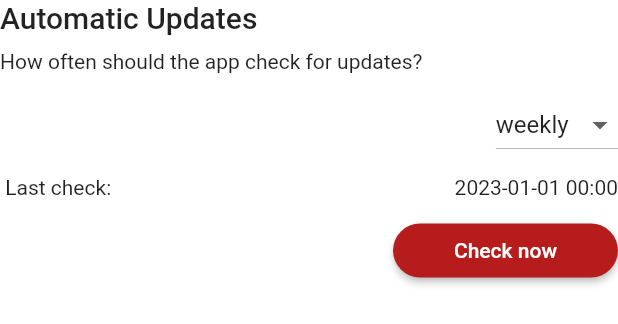
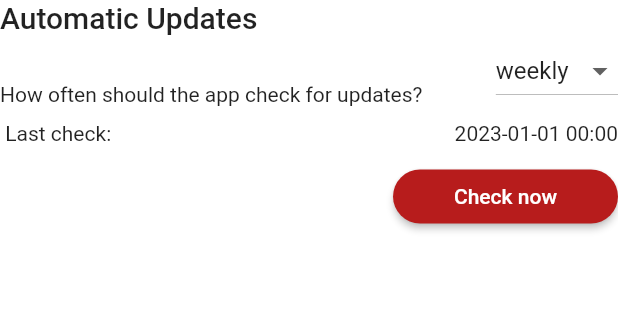
Before and after one commit to 4training/app4training, a Flutter app: the UpdateSettings widget shown alone on an empty page, opened directly, on a phone screen of 412 x 824 dp. Shown: the top 324 px of the screen. Run offline on Flutter 3.47's test engine with Material 2 defaults, Android fonts, the phone set to English and light mode, and no system bars; our stand-ins replace file, flutter_html, flutter_riverpod, shared_preferences; missing offline and left inert: download_assets, flutter_html_table; accounts and stored records are empty; generated files the repository leaves out were written again; network calls fail.

Commit message:
Make list of languages scrollable
Limit the size of the languages list and make it scrollable so that
the other settings are directly visible.

```diff
--- a/lib/routes/settings_page.dart
+++ b/lib/routes/settings_page.dart
@@ -20,8 +20,7 @@ class SettingsPage extends StatelessWidget {
       appBar: AppBar(title: Text(context.l10n.title)),
       body: Padding(
         padding: const EdgeInsets.all(16),
-        child: SingleChildScrollView(
-            child: Column(children: [
+        child: Column(children: [
           // Set app language
           Row(
             mainAxisAlignment: MainAxisAlignment.spaceBetween,
@@ -32,11 +31,11 @@ class SettingsPage extends StatelessWidget {
             ],
           ),
           const SizedBox(height: 10),
-          const LanguageSettings(),
+          const Expanded(child: LanguageSettings()),
           const UpdateSettings()
           // const SizedBox(height: 10),
           // const DesignSettings()
-        ])),
+        ]),
       ),
     );
   }
@@ -68,7 +67,7 @@ class LanguageSettings extends ConsumerWidget {
         style: Theme.of(context).textTheme.bodyMedium,
       ),
       const SizedBox(height: 10),
-      const LanguagesTable(),
+      const Expanded(child: SingleChildScrollView(child: LanguagesTable())),
       Text(
         "${context.l10n.diskUsage}: $sizeInKB kB",
         style: Theme.of(context).textTheme.bodyMedium,
@@ -94,19 +93,15 @@ class UpdateSettings extends ConsumerWidget {
           alignment: Alignment.topLeft,
           child: Text(context.l10n.automaticUpdate,
               style: Theme.of(context).textTheme.titleLarge)),
-      const SizedBox(height: 10),
       Row(
-        mainAxisAlignment: MainAxisAlignment.spaceBetween,
+        mainAxisAlignment: MainAxisAlignment.start,
+        crossAxisAlignment: CrossAxisAlignment.end,
         children: [
-          Text(context.l10n.updateText,
-              style: Theme.of(context).textTheme.bodyMedium),
-        ],
-      ),
-      const SizedBox(height: 10),
-      const Row(
-        mainAxisAlignment: MainAxisAlignment.end,
-        children: [
-          DropdownButtonCheckFrequency(),
+          Expanded(
+              child: Text(context.l10n.updateText,
+                  style: Theme.of(context).textTheme.bodyMedium)),
+          const SizedBox(width: 20),
+          const DropdownButtonCheckFrequency(),
         ],
       ),
       const SizedBox(height: 10),
```
